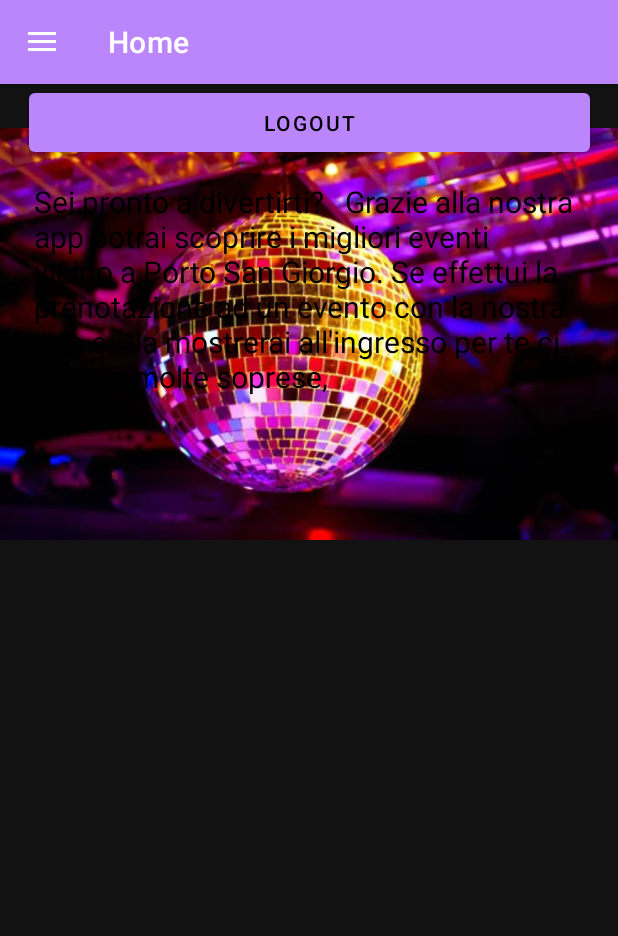
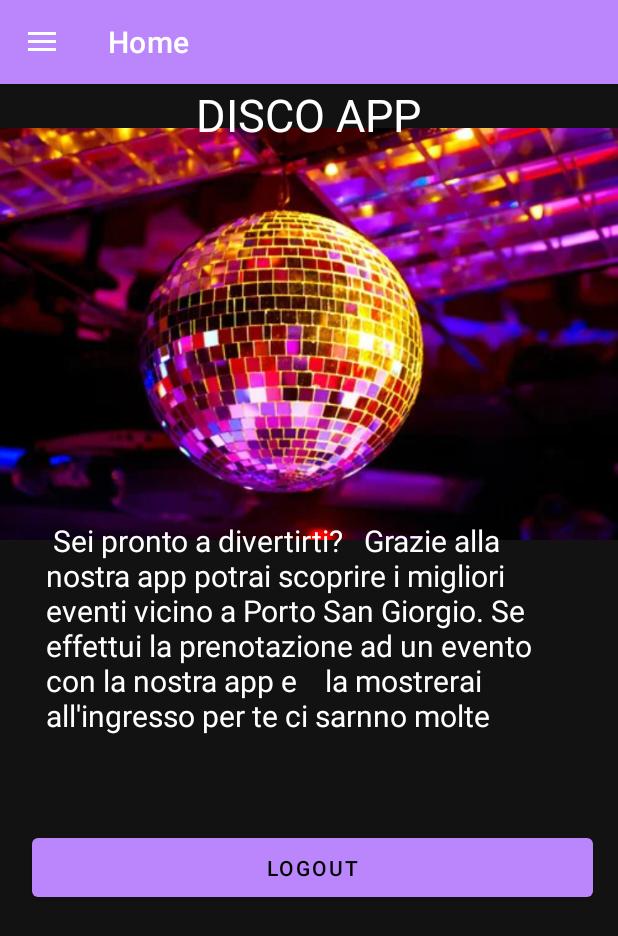
Before and after one commit to 1092407/DiscoApp, an Android app: the screen it shows after launch once a user with an empty profile is signed in (NavDrawActivity), on a phone screen of 412 x 824 dp. Shown: the top 936 px of the screen. Run offline under Robolectric (Android 15) with nearby library versions, the phone set to English and light mode, and no system bars; our stand-ins replace Firebase (no records; nobody signed in at launch, a user with empty details on screens opened directly), navigation-ui.

Commit message:
menu non collegato ad altri fragment,vista home ok su mio cell

```diff
--- a/app/build.gradle
+++ b/app/build.gradle
@@ -54,6 +54,7 @@ dependencies {
     implementation 'androidx.lifecycle:lifecycle-viewmodel-ktx:2.5.1'
     implementation 'androidx.navigation:navigation-fragment-ktx:2.5.3'
     implementation 'androidx.navigation:navigation-ui-ktx:2.5.3'
+    implementation 'androidx.legacy:legacy-support-v4:1.0.0'
 
     //se commentata non crea problemi
   //  implementation 'com.google.android.libraries.maps:maps:3.1.0-beta'
--- a/app/src/main/res/layout/fragment_home.xml
+++ b/app/src/main/res/layout/fragment_home.xml
@@ -22,7 +22,7 @@
         android:layout_width="wrap_content"
         android:layout_height="wrap_content"
         android:text="DISCO APP"
-        android:textColor="@android:color/black"
+        android:textColor="@android:color/white"
         android:textSize="30dp"
         app:layout_constraintEnd_toEndOf="parent"
         app:layout_constraintHorizontal_bias="0.498"
@@ -34,12 +34,14 @@
         android:id="@+id/descrizione"
         android:layout_width="376dp"
         android:layout_height="150dp"
-        android:layout_marginTop="24dp"
-        android:text="Sei pronto a divertirti?
+        android:layout_marginTop="250dp"
+        android:paddingLeft="8dp"
+        android:paddingRight="8dp"
+        android:text=" Sei pronto a divertirti?
   Grazie alla nostra app potrai scoprire i migliori eventi vicino a Porto San Giorgio.
 Se effettui la prenotazione ad un evento con la nostra app e
    la mostrerai all'ingresso per te ci sarnno molte soprese,"
-        android:textColor="@android:color/black"
+        android:textColor="@android:color/white"
         android:textSize="20dp"
         app:layout_constraintEnd_toEndOf="parent"
         app:layout_constraintHorizontal_bias="0.636"
@@ -51,18 +53,14 @@ Se effettui la prenotazione ad un evento con la nostra app e
         android:id="@+id/logoutbutton"
         android:layout_width="374dp"
         android:layout_height="51dp"
+        android:layout_marginTop="56dp"
         android:text="Logout"
 
-
         app:layout_constraintEnd_toEndOf="parent"
+        app:layout_constraintHorizontal_bias="0.567"
         app:layout_constraintStart_toStartOf="parent"
-        tools:layout_editor_absoluteY="523dp"
+        app:layout_constraintTop_toBottomOf="@+id/descrizione"
         tools:ignore="MissingConstraints" />
 
 
-
-
-
-
-
 </androidx.constraintlayout.widget.ConstraintLayout>
--- a/app/src/main/res/navigation/mobile_navigation.xml
+++ b/app/src/main/res/navigation/mobile_navigation.xml
@@ -50,6 +50,8 @@
 
 
 
+
+
     <!--questa non serve poi -->
 
 
```
